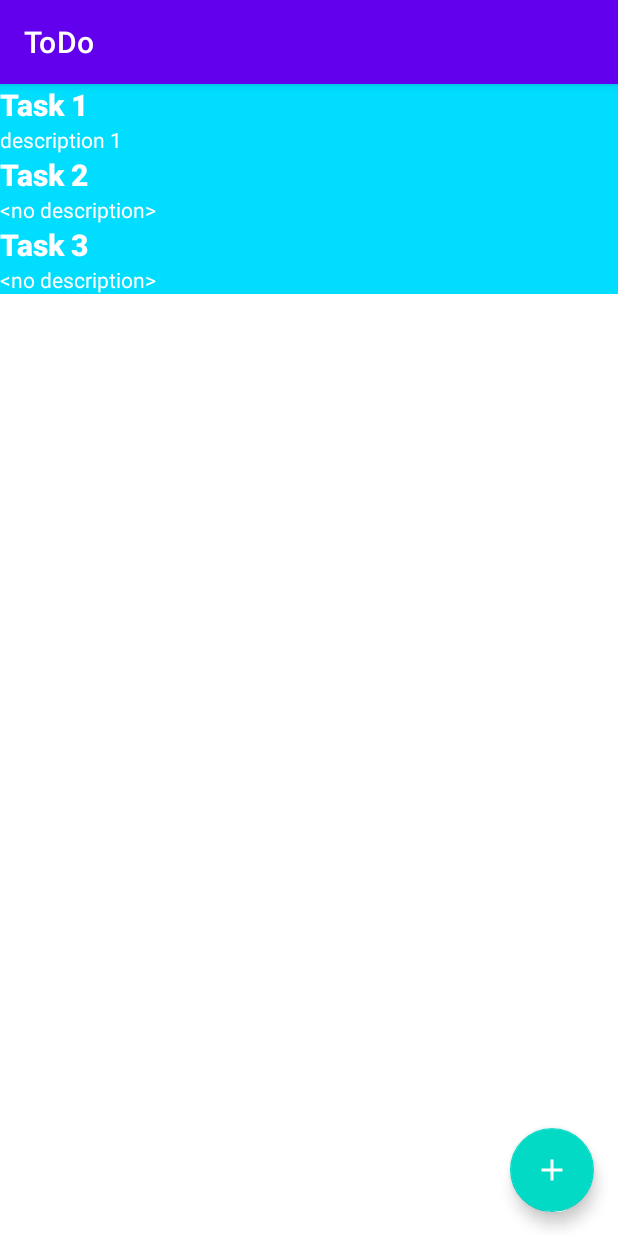
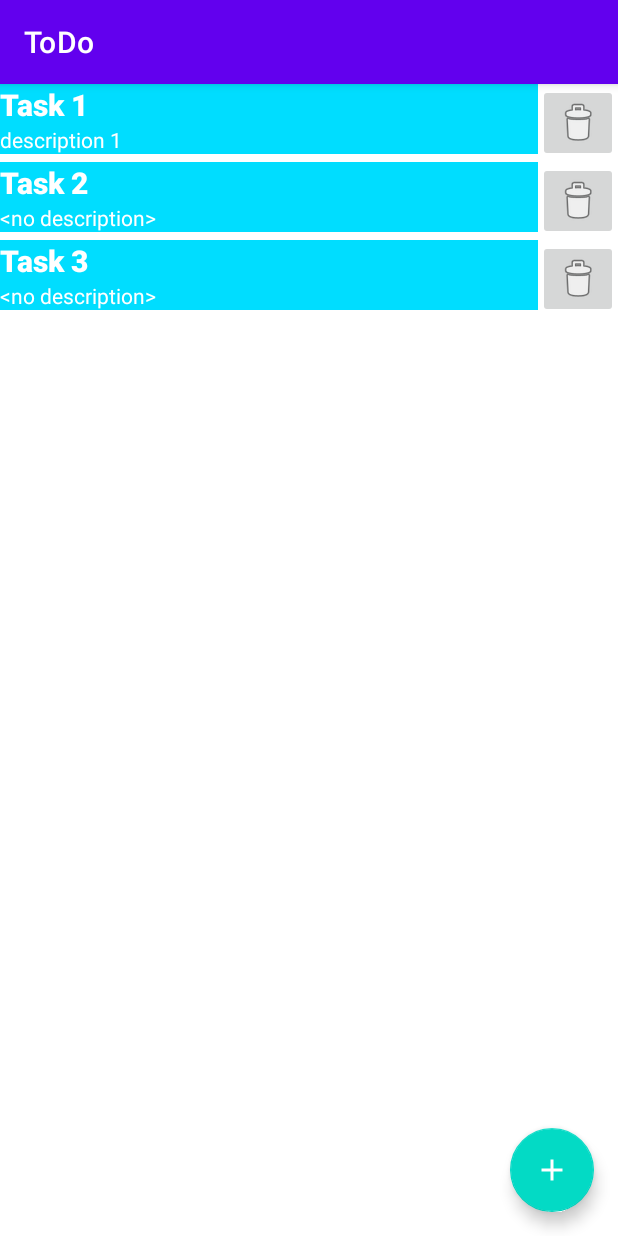
Before and after one commit to JoaoBaptMG/ToDo-DMProject, an Android app: the screen it shows after launch (MainActivity), on a phone screen of 412 x 824 dp. Run offline under Robolectric (Android 15) with nearby library versions, the phone set to English and light mode, and no system bars.

Commit message:
Add task deletion (checkpoint 2)

```diff
--- a/app/src/main/java/com/joaobapt/todo/tasklist/TaskListAdapter.kt
+++ b/app/src/main/java/com/joaobapt/todo/tasklist/TaskListAdapter.kt
@@ -7,6 +7,8 @@ import androidx.recyclerview.widget.RecyclerView
 import com.joaobapt.todo.databinding.ItemTaskBinding
 
 class TaskListAdapter : ListAdapter<Task, TaskListAdapter.TaskViewHolder>(TasksDiffCallback) {
+    var onClickDelete: (Task) -> Unit = {}
+
     override fun onCreateViewHolder(parent: ViewGroup, viewType: Int): TaskViewHolder {
         val binding = ItemTaskBinding.inflate(LayoutInflater.from(parent.context), parent, false)
         return TaskViewHolder(binding)
@@ -14,15 +16,18 @@ class TaskListAdapter : ListAdapter<Task, TaskListAdapter.TaskViewHolder>(TasksD
 
     override fun onBindViewHolder(holder: TaskViewHolder, position: Int) {
         val task = getItem(position)
-        holder.bind(task.title, task.description)
+        holder.bind(task)
     }
 
     inner class TaskViewHolder(private val binding: ItemTaskBinding)
         : RecyclerView.ViewHolder(binding.root) {
 
-        fun bind(taskTitle: String, taskDescription: String) {
-            binding.taskTitle.text = taskTitle
-            binding.taskDescription.text = taskDescription
+        fun bind(task: Task) {
+            with(binding) {
+                taskTitle.text = task.title
+                taskDescription.text = task.description
+                taskRemoveButton.setOnClickListener { onClickDelete(task) }
+            }
         }
     }
 }
--- a/app/src/main/java/com/joaobapt/todo/tasklist/TaskListFragment.kt
+++ b/app/src/main/java/com/joaobapt/todo/tasklist/TaskListFragment.kt
@@ -35,6 +35,11 @@ class TaskListFragment : Fragment() {
                                        title = "Task ${taskList.size + 1}")
             taskListAdapter.submitList(taskList)
         }
+
+        taskListAdapter.onClickDelete = { task ->
+            taskList = taskList - task
+            taskListAdapter.submitList(taskList)
+        }
     }
 
     override fun onDestroyView() {
--- a/app/src/main/res/layout/item_task.xml
+++ b/app/src/main/res/layout/item_task.xml
@@ -1,11 +1,16 @@
 <?xml version="1.0" encoding="utf-8"?>
 
+<LinearLayout xmlns:android="http://schemas.android.com/apk/res/android"
+    xmlns:app="http://schemas.android.com/apk/res-auto"
+    android:layout_width="match_parent"
+    android:layout_height="wrap_content"
+    android:orientation="horizontal">
+
     <LinearLayout
-    xmlns:android="http://schemas.android.com/apk/res/android"
-    xmlns:app="http://schemas.android.com/apk/res-auto"
-    android:orientation="vertical"
         android:layout_width="match_parent"
-    android:layout_height="wrap_content">
+        android:layout_height="wrap_content"
+        android:layout_weight="1"
+        android:orientation="vertical">
 
         <TextView
             android:id="@+id/task_title"
@@ -25,5 +30,14 @@
             android:background="@android:color/holo_blue_bright"
             android:textColor="@color/white"
             android:textSize="14sp" />
+    </LinearLayout>
+
+    <ImageButton
+        android:id="@+id/task_remove_button"
+        android:layout_width="160dp"
+        android:layout_height="wrap_content"
+        android:layout_weight="2"
+        android:contentDescription="@string/remove_task"
+        app:srcCompat="@android:drawable/ic_menu_delete" />
 
 </LinearLayout>
--- a/app/src/main/res/values/strings.xml
+++ b/app/src/main/res/values/strings.xml
@@ -1,4 +1,5 @@
 <resources>
     <string name="app_name">ToDo</string>
     <string name="add_task">Add Task</string>
+    <string name="remove_task">Remove Task</string>
 </resources>
```
Lines whose indentation alone changed are shown as unchanged.
